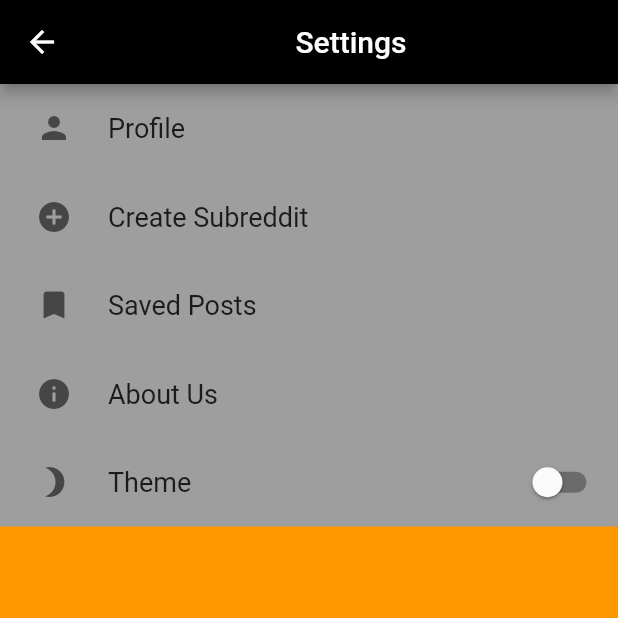
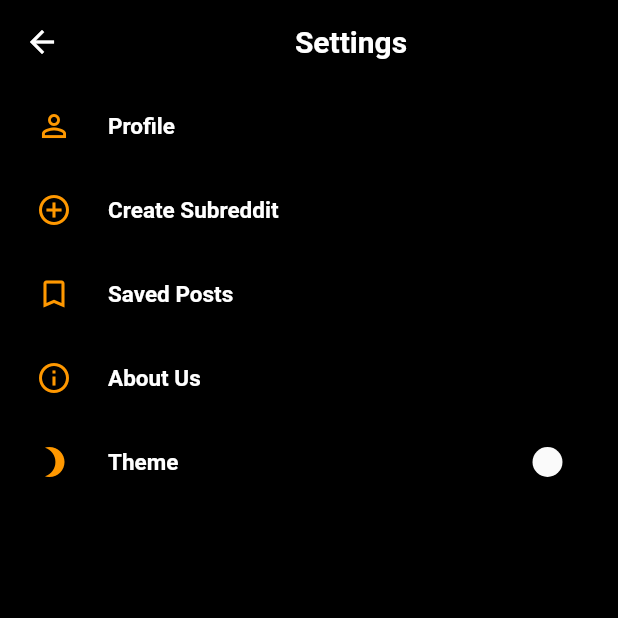
Before and after one commit to mehdizhd11/Reddit, a Flutter app: the Settings screen opened directly, on a phone screen of 412 x 824 dp, the top half of it. Run offline on Flutter 3.47's test engine with Material 2 defaults, Android fonts, the phone set to English and light mode, and no system bars; drawn by our look-alikes of settings_ui; Roboto replaces fonts that are missing (GoogleSans-Medium).

Commit message:
03:47 PM 26 May

```diff
--- a/project/lib/Settings.dart
+++ b/project/lib/Settings.dart
@@ -13,9 +13,20 @@ class _SettingsState extends State<Settings> {
   @override
   Widget build(BuildContext context) {
     return Scaffold(
+      //** Scaffold color */
+      backgroundColor: Colors.black,
+      //** App Bar */
       appBar: AppBar(
         title: Center(
-          child: Text('Settings'),
+          child: Text(
+            'Settings',
+            style: TextStyle(
+              color: Colors.white,
+              fontSize: 20,
+              fontFamily: 'GoogleSans-Medium',
+              fontWeight: FontWeight.bold,
+            ),
+          ),
         ),
         leading: IconButton(
           icon: Icon(Icons.arrow_back),
@@ -24,54 +35,105 @@ class _SettingsState extends State<Settings> {
           },
         ),
         backgroundColor: Colors.black,
-        ),
+      ),
+      //** End the App Bar */
+      //*************************************/
+      //** body and List of Settings */
       body: SettingsList(
         lightTheme: SettingsThemeData(
-          settingsListBackground: Colors.orange,
-          settingsSectionBackground: Colors.grey,
-        ),
+            //** Setting theme */
+            settingsListBackground: Colors.black,
+            settingsSectionBackground: Colors.black),
         sections: [
           SettingsSection(
-            //title: Text('General'),
             tiles: [
               SettingsTile.navigation(
-                title: Text('Profile'),
-                leading: Icon(Icons.person),
+                //** Profile */
+                title: Text(
+                  'Profile',
+                  style: TextStyle(
+                      fontSize: 15,
+                      fontFamily: 'GoogleSans-Medium',
+                      fontWeight: FontWeight.bold,
+                      color: Colors.white),
+                ),
+                leading: Icon(
+                  Icons.person_outline,
+                  color: Colors.orange,
+                ),
                 onPressed: (BuildContext context) {
-                  Navigator.push(context,
+                  Navigator.push(
+                    context,
                     MaterialPageRoute(
-                      builder: (context) => SplashScreen(),
+                      builder: (context) => SplashScreen(), //!!!!
                     ),
                   );
                 },
               ),
               SettingsTile.navigation(
-                title: Text('Create Subreddit'),
-                leading: Icon(Icons.add_circle),
+                //** Create Sub... */
+                title: Text(
+                  'Create Subreddit',
+                  style: TextStyle(
+                    fontSize: 15,
+                    fontFamily: 'GoogleSans-Medium',
+                    fontWeight: FontWeight.bold,
+                    color: Colors.white,
+                  ),
+                ),
+                leading: Icon(
+                  Icons.add_circle_outline,
+                  color: Colors.orange,
+                ),
                 onPressed: (BuildContext context) {
-                  Navigator.push(context,
+                  Navigator.push(
+                    context,
                     MaterialPageRoute(
-                      builder: (context) => SplashScreen(),
+                      builder: (context) => SplashScreen(), //!! !
                     ),
                   );
                 },
               ),
               SettingsTile.navigation(
-                title: Text('Saved Posts'),
-                leading: Icon(Icons.bookmark),
+                //** Saved Posts */
+                title: Text(
+                  'Saved Posts',
+                  style: TextStyle(
+                      fontSize: 15,
+                      fontFamily: 'GoogleSans-Medium',
+                      fontWeight: FontWeight.bold,
+                      color: Colors.white),
+                ),
+                leading: Icon(
+                  Icons.bookmark_outline,
+                  color: Colors.orange,
+                ),
                 onPressed: (BuildContext context) {
-                  Navigator.push(context,
+                  Navigator.push(
+                    context,
                     MaterialPageRoute(
-                      builder: (context) => SplashScreen(),
+                      builder: (context) => SplashScreen(), //!!!
                     ),
                   );
                 },
               ),
               SettingsTile.navigation(
-                title: Text('About Us'),
-                leading: Icon(Icons.info),
+                //** About Us */
+                title: Text(
+                  'About Us',
+                  style: TextStyle(
+                      fontSize: 15,
+                      fontFamily: 'GoogleSans-Medium',
+                      fontWeight: FontWeight.bold,
+                      color: Colors.white),
+                ),
+                leading: Icon(
+                  Icons.info_outline,
+                  color: Colors.orange,
+                ),
                 onPressed: (BuildContext context) {
-                  Navigator.push(context,
+                  Navigator.push(
+                    context,
                     MaterialPageRoute(
                       builder: (context) => SplashScreen(),
                     ),
@@ -79,13 +141,25 @@ class _SettingsState extends State<Settings> {
                 },
               ),
               SettingsTile.switchTile(
-                title: Text('Theme'),
-                leading: Icon(Icons.brightness_3),
+                //** Theme INCOMPELETE */
+                title: Text(
+                  'Theme',
+                  style: TextStyle(
+                      fontSize: 15,
+                      fontFamily: 'GoogleSans-Medium',
+                      fontWeight: FontWeight.bold,
+                      color: Colors.white),
+                ),
+                leading: Icon(
+                  Icons.brightness_3,
+                  color: Colors.orange,
+                ),
                 onToggle: (bool value) {
                   setState(() {
                     lockInBackground = value;
                   });
-                }, initialValue: null,
+                },
+                initialValue: null,
               ),
             ],
           ),
--- a/project/lib/SignIn.dart
+++ b/project/lib/SignIn.dart
@@ -43,7 +43,7 @@ class SignInState extends State<SignIn> {
                 width: 150,
                 height: 150,
               ),
-              Container(  //&& &&&&Input UserName From client */
+              Container(  //** Input UserName From client */
                 margin: EdgeInsets.fromLTRB(50, 10, 50, 10),
                 child: TextField(
                   style: TextStyle(
@@ -74,7 +74,7 @@ class SignInState extends State<SignIn> {
                   ),
                 ),
               ),
-              Container(    //*****&&&&& PassWord set Client *****/
+              Container(    //** PassWord set Client */
                 margin: EdgeInsets.fromLTRB(50, 10, 50, 0),
                 child: TextField(
                   obscureText: showPass,
```
